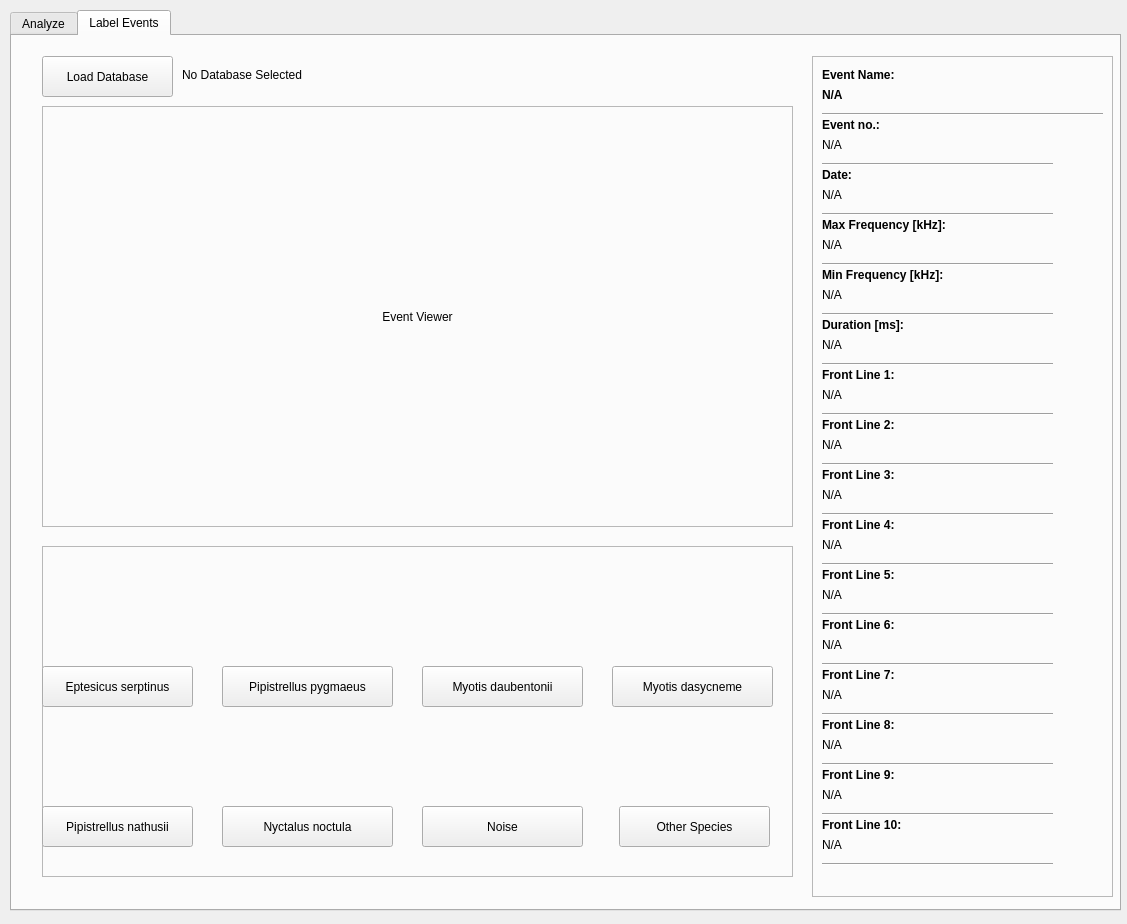
This is BatWindow.ui in AnochjhnIruthayam/Bat as Qt 5 draws it before an edit. The edited form follows.
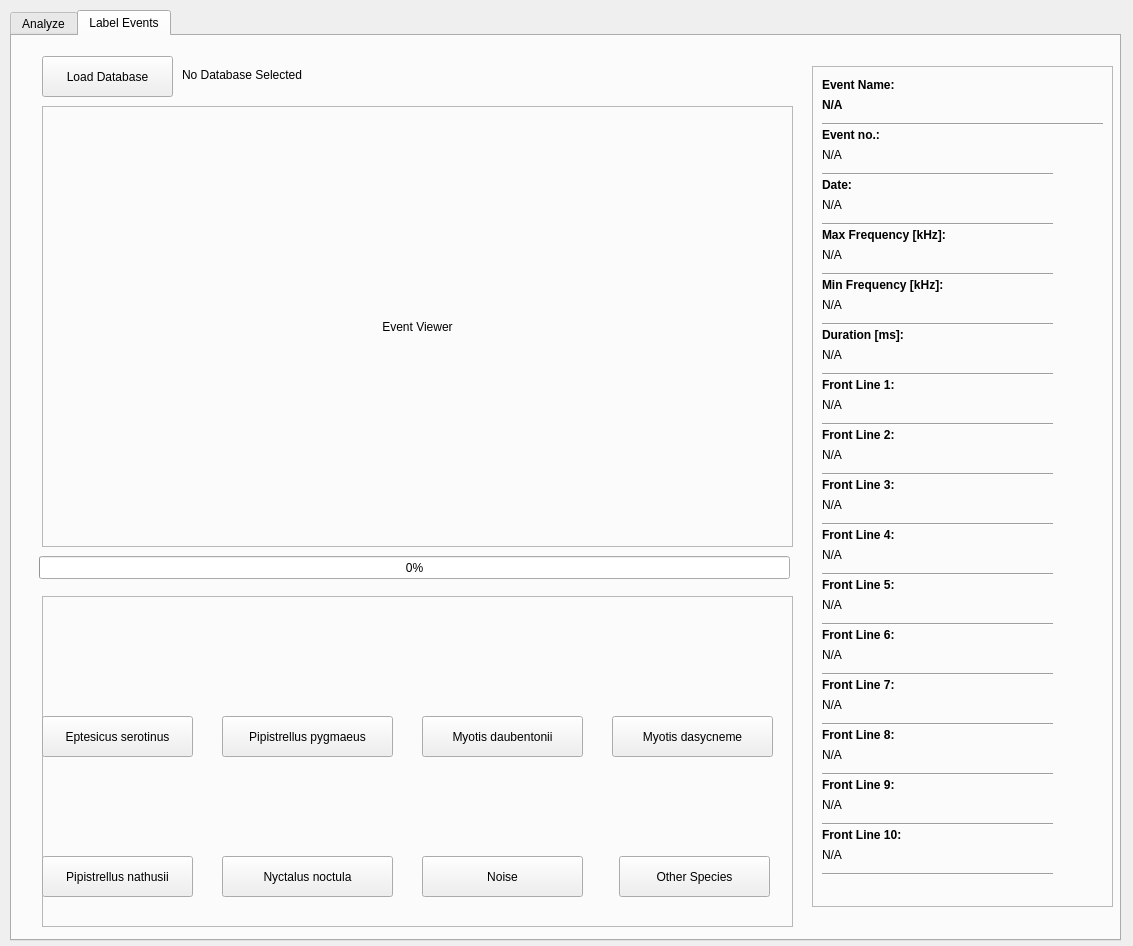
This is the edited form. The open tabs and pages were chosen to show the change. Icons and pictures are not drawn.

Commit message: Labeling of events works now. Ignores previously labelled events Added progressbar

```diff
--- a/BatWindow.ui
+++ b/BatWindow.ui
@@ -6,8 +6,8 @@
    <rect>
     <x>0</x>
     <y>0</y>
-    <width>1127</width>
-    <height>924</height>
+    <width>1133</width>
+    <height>946</height>
    </rect>
   </property>
   <property name="windowTitle">
@@ -20,7 +20,7 @@
       <x>10</x>
       <y>10</y>
       <width>1111</width>
-      <height>901</height>
+      <height>931</height>
      </rect>
     </property>
     <property name="currentIndex">
@@ -114,7 +114,7 @@
       <property name="geometry">
        <rect>
         <x>800</x>
-        <y>20</y>
+        <y>30</y>
         <width>301</width>
         <height>841</height>
        </rect>
@@ -859,7 +859,7 @@
         <x>30</x>
         <y>70</y>
         <width>751</width>
-        <height>421</height>
+        <height>441</height>
        </rect>
       </property>
       <property name="frameShape">
@@ -874,7 +874,7 @@
          <x>0</x>
          <y>0</y>
          <width>751</width>
-         <height>421</height>
+         <height>441</height>
         </rect>
        </property>
        <property name="text">
@@ -889,7 +889,7 @@
       <property name="geometry">
        <rect>
         <x>30</x>
-        <y>510</y>
+        <y>560</y>
         <width>751</width>
         <height>331</height>
        </rect>
@@ -1071,7 +1071,7 @@
         </rect>
        </property>
        <property name="text">
-        <string>Eptesicus serptinus</string>
+        <string>Eptesicus serotinus</string>
        </property>
       </widget>
       <widget class="QPushButton" name="button_PipistrellusPygmaeus">
@@ -1101,6 +1101,19 @@
        </property>
       </widget>
      </widget>
+     <widget class="QProgressBar" name="progressBar_eventLabel">
+      <property name="geometry">
+       <rect>
+        <x>27</x>
+        <y>520</y>
+        <width>751</width>
+        <height>23</height>
+       </rect>
+      </property>
+      <property name="value">
+       <number>0</number>
+      </property>
+     </widget>
     </widget>
    </widget>
   </widget>
```
Left out of the diff: 8 changed lines with no effect on the pictures. The commit also changes 9 other files.
